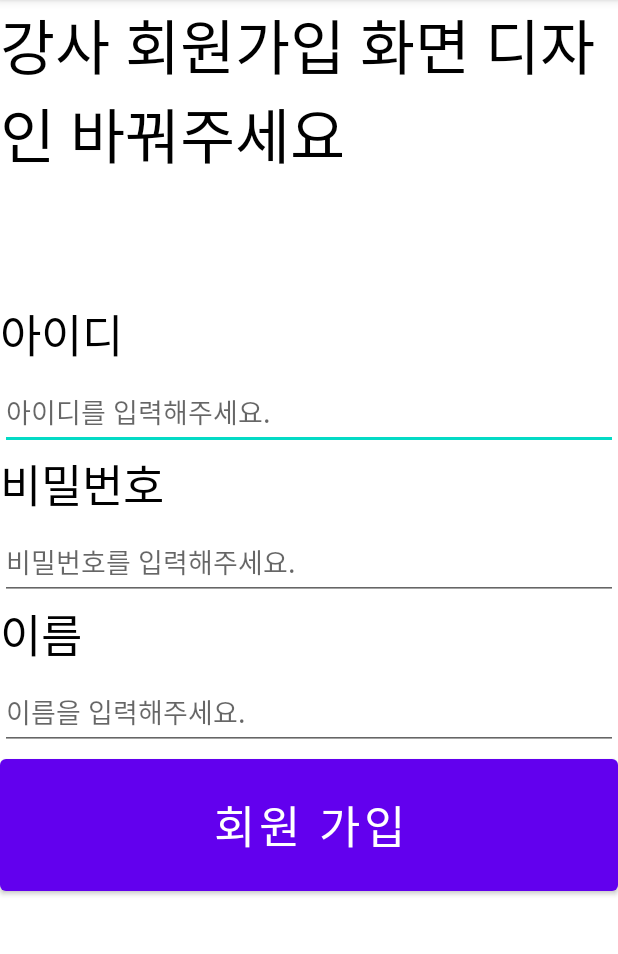
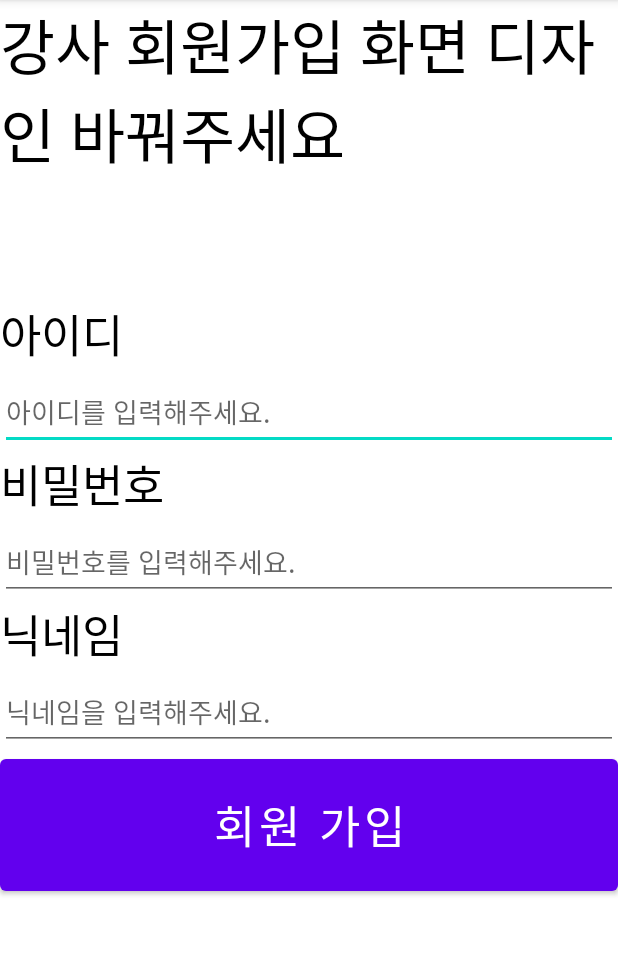
Before and after one commit to ycisw/Capstone_Design, an Android app: the RegisterActivity screen opened directly, with no data from a screen before it, on a phone screen of 412 x 824 dp, the part 84-1038 px from its top. Run offline under Robolectric (Android 15) with nearby library versions, the phone set to English and light mode, and no system bars.

Commit message:
이름 -> 닉네임 이름에 대한 본인 인증 검증 절차 없음

```diff
--- a/app/src/main/java/com/example/capstonedesign/server/domain/teacher/Teacher.java
+++ b/app/src/main/java/com/example/capstonedesign/server/domain/teacher/Teacher.java
@@ -21,7 +21,7 @@ public class Teacher {
     /**
      * @param id 로그인 할 때 사용하는 아이디입니다.
      * @param password 로그인 할 때 사용하는 비밀번호입니다.
-     * @param name 이름이에요.
+     * @param name 닉네임이에요.
      */
     public Teacher(String id, String password, String name) {
         this.id = id;
--- a/app/src/main/res/layout/activity_register.xml
+++ b/app/src/main/res/layout/activity_register.xml
@@ -60,7 +60,7 @@
         <TextView
             android:layout_width="match_parent"
             android:layout_height="50dp"
-            android:text="이름"
+            android:text="닉네임"
             android:textColor="@color/black"
             android:textSize="30sp" />
 
@@ -68,7 +68,7 @@
             android:id="@+id/register_name"
             android:layout_width="match_parent"
             android:layout_height="50dp"
-            android:hint="이름을 입력해주세요." />
+            android:hint="닉네임을 입력해주세요." />
     </LinearLayout>
 
     <Button
```
